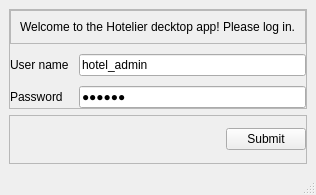
Qt form Views/LoginWindow.ui (zwg3/Hotelier-desktop) before a commit.
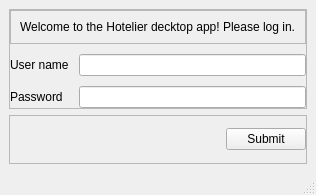
The same form after that commit.

Patch:
```diff
--- a/Views/LoginWindow.ui
+++ b/Views/LoginWindow.ui
@@ -49,7 +49,7 @@
        <item row="1" column="1">
         <widget class="QLineEdit" name="usr_leddit">
          <property name="text">
-          <string>hotel_admin</string>
+          <string/>
          </property>
         </widget>
        </item>
@@ -66,7 +66,7 @@
           <string/>
          </property>
          <property name="text">
-          <string>batman</string>
+          <string/>
          </property>
          <property name="echoMode">
           <enum>QLineEdit::Password</enum>
```
Left out of the diff: 2 changed lines with no effect on the pictures.
